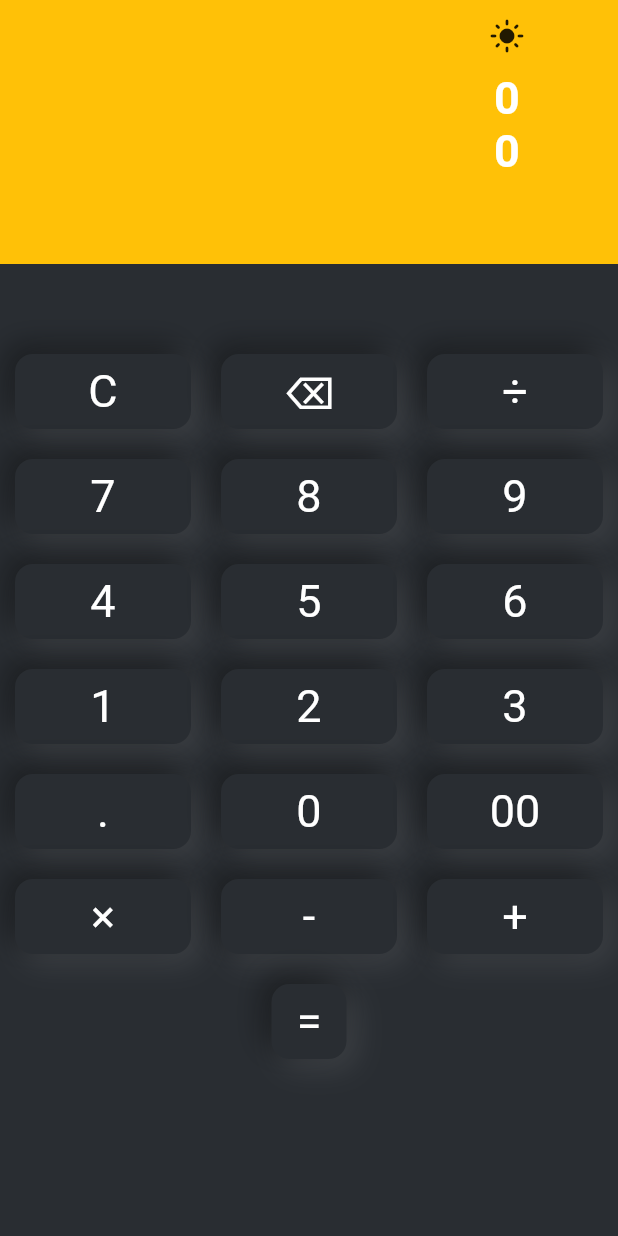
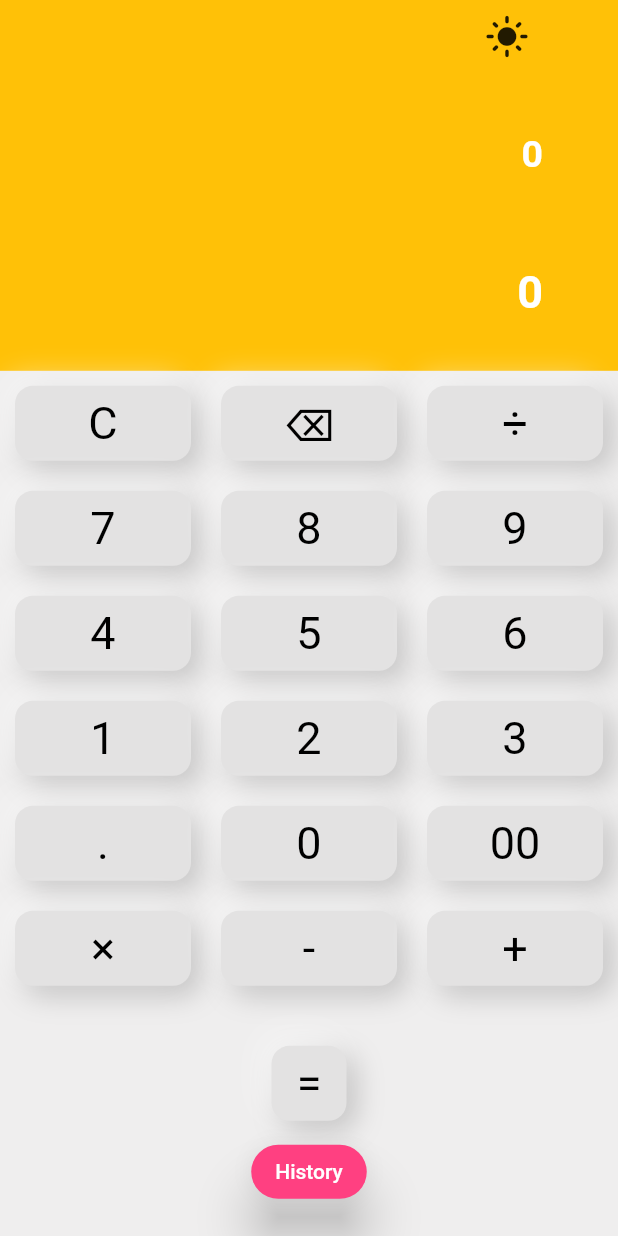
Before and after one commit to Murali-Learner/calculator_flutter, a Flutter app: the screen it shows after launch, on a phone screen of 412 x 824 dp. Run offline on Flutter 3.47's test engine with Material 2 defaults, Android fonts, the light colour scheme and no system bars; our stand-ins replace math_expressions.

Commit message:
final code

```diff
--- /dev/null
+++ b/lib/calc_provider.dart
@@ -0,0 +1,141 @@
+import 'dart:developer';
+
+import 'package:flutter/foundation.dart';
+import 'package:math_expressions/math_expressions.dart';
+
+class CalcProvider extends ChangeNotifier {
+  bool _darkMode = false;
+  bool get darkMode => _darkMode;
+
+  set darkMode(bool value) {
+    _darkMode = value;
+    notifyListeners();
+  }
+
+  bool _history = false;
+  bool get history => _history;
+
+  set history(bool value) {
+    _history = value;
+    notifyListeners();
+  }
+
+  String _equation = "0";
+  String get equation => _equation;
+
+  set equation(String value) {
+    _equation = value;
+    notifyListeners();
+  }
+
+  String _result = "0";
+  String get result => _result;
+
+  set result(String value) {
+    _result = value;
+    notifyListeners();
+  }
+
+  String _expression = "";
+  String get expression => _expression;
+
+  set expression(String value) {
+    _expression = value;
+    notifyListeners();
+  }
+
+  double _equationFontSize = 25.0;
+  double get equationFontSize => _equationFontSize;
+
+  set equationFontSize(double value) {
+    _equationFontSize = value;
+    notifyListeners();
+  }
+
+  double _resultFontSize = 30.0;
+  double get resultFontSize => _resultFontSize;
+
+  set resultFontSize(double value) {
+    _resultFontSize = value;
+    notifyListeners();
+  }
+
+  String _buttonValue = "";
+  String get buttonValue => _buttonValue;
+
+  set buttonValue(String value) {
+    _buttonValue = value;
+    notifyListeners();
+  }
+
+  List<dynamic> equationsList = [];
+  List<dynamic> resultsList = [];
+  // Map<String, dynamic> historyValue = {};
+  // List<Map<String, dynamic>> historyValuesList = [];
+
+  buttonPressed(String buttonText) {
+    if (buttonText == "C") {
+      equation = "0";
+      result = "0";
+      equationFontSize = 30.0;
+      resultFontSize = 35.0;
+    } else if (buttonText == "⌫") {
+      equationFontSize = 30.0;
+      resultFontSize = 35.0;
+      equation = equation.substring(0, equation.length - 1);
+      if (equation == "") {
+        equation = "0";
+      }
+    } else if (buttonText == "=") {
+      equationFontSize = 30.0;
+      resultFontSize = 35.0;
+
+      expression = equation;
+      expression = expression.replaceAll('×', '*');
+      expression = expression.replaceAll('÷', '/');
+
+      try {
+        Parser p = Parser();
+        Expression exp = p.parse(expression);
+
+        ContextModel cm = ContextModel();
+        result = '${exp.evaluate(EvaluationType.REAL, cm)}';
+        if (!equationsList.contains(equation)) {
+          equationsList.add(equation);
+          notifyListeners();
+        }
+
+        if (!resultsList.contains(result)) {
+          resultsList.add(result);
+          print(resultsList);
+          notifyListeners();
+        }
+
+        // historyValuesList.add(historyValue);
+
+      } catch (e) {
+        result = "Error";
+      }
+    } else {
+      equationFontSize = 30.0;
+      resultFontSize = 35.0;
+      if (equation == "0") {
+        equation = buttonText;
+      } else {
+        equation = equation + buttonText;
+      }
+    }
+  }
+
+  showHistory() {
+    history = !history;
+  }
+
+  clearHistory() {
+    resultsList.clear();
+    equationsList.clear();
+    // historyValuesList.clear();
+    // historyValue.clear();
+    notifyListeners();
+  }
+}
--- a/lib/main.dart
+++ b/lib/main.dart
@@ -1,5 +1,8 @@
+import 'dart:developer';
+import 'package:calculaor/calc_provider.dart';
+
 import 'package:flutter/material.dart';
-import 'package:math_expressions/math_expressions.dart';
+import 'package:provider/provider.dart';
 
 void main() {
   runApp(const MyApp());
@@ -8,16 +11,21 @@ void main() {
 class MyApp extends StatelessWidget {
   const MyApp({Key? key}) : super(key: key);
 
-  // This widget is the root of your application.
   @override
   Widget build(BuildContext context) {
-    return MaterialApp(
-      title: 'Flutter Demo',
+    return MultiProvider(
+      providers: [
+        ChangeNotifierProvider<CalcProvider>(
+          create: (context) => CalcProvider(),
+        ),
+      ],
+      child: MaterialApp(
         debugShowCheckedModeBanner: false,
         theme: ThemeData(
           primarySwatch: Colors.blue,
         ),
-      home: Caculator(),
+        home: const Caculator(),
+      ),
     );
   }
 }
@@ -30,58 +38,13 @@ class Caculator extends StatefulWidget {
 }
 
 class _CaculatorState extends State<Caculator> {
-  bool darkMode = false;
+  late CalcProvider provider;
+  String buttonValue = "";
+  @override
+  void initState() {
+    provider = Provider.of<CalcProvider>(context, listen: false);
 
-  String equation = "0";
-  String result = "0";
-  String expression = "";
-  double equationFontSize = 38.0;
-  double resultFontSize = 48.0;
-  String buttonValue = "";
-  buttonPressed(String buttonText) {
-    print(buttonText);
-    setState(() {
-      if (buttonText == "C") {
-        equation = "0";
-        result = "0";
-        equationFontSize = 38.0;
-        resultFontSize = 48.0;
-      } else if (buttonText == "⌫") {
-        equationFontSize = 48.0;
-        resultFontSize = 38.0;
-        equation = equation.substring(0, equation.length - 1);
-        if (equation == "") {
-          equation = "0";
-        }
-      } else if (buttonText == "=") {
-        equationFontSize = 38.0;
-        resultFontSize = 48.0;
-
-        expression = equation;
-        expression = expression.replaceAll('×', '*');
-        expression = expression.replaceAll('÷', '/');
-
-        try {
-          Parser p = Parser();
-          Expression exp = p.parse(expression);
-
-          ContextModel cm = ContextModel();
-          result = '${exp.evaluate(EvaluationType.REAL, cm)}';
-          print(equation);
-          print(result);
-        } catch (e) {
-          result = "Error";
-        }
-      } else {
-        equationFontSize = 48.0;
-        resultFontSize = 38.0;
-        if (equation == "0") {
-          equation = buttonText;
-        } else {
-          equation = equation + buttonText;
-        }
-      }
-    });
+    super.initState();
   }
 
   @override
@@ -89,120 +52,212 @@ class _CaculatorState extends State<Caculator> {
     double _height = MediaQuery.of(context).size.height;
     double _width = MediaQuery.of(context).size.width;
     return Scaffold(
-      backgroundColor: Color(0xFF292D32),
       body: SafeArea(
-        child: SizedBox(
+        child: Consumer<CalcProvider>(builder: (context, provider, snapshot) {
+          return Container(
             height: _height,
+            color: provider.darkMode
+                ? const Color(0xFF292D32)
+                : const Color(0xFFEFEEEE),
             width: _width,
             child: Column(
               children: [
-              Flexible(
-                flex: 1,
-                child: Container(
-                  // height: _height * 0.2,
-                  padding: EdgeInsets.only(right: 50, bottom: 20),
+                buildResult(_height, _width, provider),
+                const Spacer(),
+                if (!provider.history)
+                  buildButtons()
+                else
+                  buildShowHistory(provider),
+                const SizedBox(
+                  height: 20,
+                ),
+                if (!provider.history) buildButton("="),
+                const Spacer(),
+                buildHistoryButton(provider),
+                const SizedBox(
+                  height: 30,
+                )
+              ],
+            ),
+          );
+        }),
+      ),
+    );
+  }
+
+  Widget buildResult(_height, _width, CalcProvider provider) {
+    return Container(
+      height: _height * 0.3,
+      padding: const EdgeInsets.only(right: 50, bottom: 20),
       width: _width,
       color: Colors.amber,
-                  alignment: Alignment.bottomRight,
+      // alignment: Alignment.bottomRight,
       child: Column(
+        // mainAxisAlignment: MainAxisAlignment.spaceBetween,
         children: [
-                      IconButton(
+          Align(
+            alignment: Alignment.topRight,
+            child: IconButton(
               onPressed: () {
-                            setState(() {
-                              // darkMode = !darkMode;
-                            });
+                provider.darkMode = !provider.darkMode;
+                log(",.,.,${provider.resultsList}");
+                log("....${provider.equationsList}");
               },
-                          icon: Icon(
-                              darkMode ? Icons.dark_mode : Icons.light_mode)),
-                      Text(
-                        equation,
-                        style: const TextStyle(
-                          fontSize: 30.0,
+              icon:
+                  Icon(provider.darkMode ? Icons.dark_mode : Icons.light_mode),
+              iconSize: 30,
+              enableFeedback: true,
+            ),
+          ),
+          SizedBox(
+            height: 40,
+          ),
+          Align(
+            alignment: Alignment.topRight,
+            child: Text(
+              provider.equation,
+              style: TextStyle(
+                fontSize: provider.equationFontSize,
                 fontWeight: FontWeight.w600,
                 color: Colors.white,
               ),
             ),
-                      Text(
-                        result,
-                        style: const TextStyle(
-                          fontSize: 30.0,
+          ),
+          SizedBox(
+            height: 60,
+          ),
+          Align(
+            alignment: Alignment.bottomRight,
+            child: Text(
+              provider.result,
+              style: TextStyle(
+                fontSize: provider.resultFontSize,
+                fontWeight: FontWeight.w600,
+                color: Colors.white,
+              ),
+            ),
+          ),
+        ],
+      ),
+    );
+  }
+
+  Widget buildHistoryButton(CalcProvider provider) {
+    return ElevatedButton(
+        style: ElevatedButton.styleFrom(
+          primary: Colors.pinkAccent,
+          shape: RoundedRectangleBorder(
+            borderRadius: BorderRadius.circular(25),
+          ),
+          elevation: 15.0,
+        ),
+        onPressed: () {
+          log("message");
+
+          // log("...${provider.historyValue}");
+          provider.showHistory();
+        },
+        child: Text(!provider.history ? "History" : "Calclator"));
+  }
+
+  Widget buildShowHistory(CalcProvider provider) {
+    return Container(
+      // color: !provider.darkMode
+      //     ? const Color(0xFF292D32)
+      //     : const Color(0xFFEFEEEE),
+      height: 500,
+      width: 500,
+      padding: const EdgeInsets.symmetric(horizontal: 20, vertical: 20),
+      child: Column(
+        children: [
+          ...historyValues(provider),
+          provider.resultsList.isNotEmpty
+              ? clearHistory(provider)
+              : const Text(
+                  "\n\n\n\n Nothing",
+                  textAlign: TextAlign.center,
+                  style: TextStyle(
+                    fontSize: 25.0,
                     fontWeight: FontWeight.w600,
                     color: Colors.white,
                   ),
                 ),
         ],
       ),
-                ),
-              ),
-              SizedBox(
-                height: 50,
-              ),
-              Flexible(
-                flex: 3,
-                child: Table(
-                  children: [
-                    TableRow(children: [
-                      buildButton("C", Colors.redAccent),
-                      buildButton("⌫", Colors.blue),
-                      buildButton("÷", Colors.blue),
-                    ]),
-                    TableRow(children: [
-                      buildButton("7", Colors.black54),
-                      buildButton("8", Colors.black54),
-                      buildButton("9", Colors.black54),
-                    ]),
-                    TableRow(children: [
-                      buildButton("4", Colors.black54),
-                      buildButton("5", Colors.black54),
-                      buildButton("6", Colors.black54),
-                    ]),
-                    TableRow(children: [
-                      buildButton("1", Colors.black54),
-                      buildButton("2", Colors.black54),
-                      buildButton("3", Colors.black54),
-                    ]),
-                    TableRow(children: [
-                      buildButton(".", Colors.black54),
-                      buildButton("0", Colors.black54),
-                      buildButton("00", Colors.black54),
-                    ]),
-                    TableRow(children: [
-                      buildButton("×", Colors.blue),
-                      buildButton("-", Colors.blue),
-                      buildButton("+", Colors.blue),
-                    ]),
-                  ],
-                ),
-              ),
-              // Container(
-              //   width: MediaQuery.of(context).size.width * 0.25,
-              //   child:,
-              // ),
-              buildButton("=", Colors.redAccent),
-            ],
-          ),
-        ),
-      ),
     );
   }
 
-  Widget buildButton(String value, Color color) {
+  Widget clearHistory(CalcProvider provider) {
+    return ElevatedButton(
+        style: ElevatedButton.styleFrom(
+          primary: Colors.pinkAccent,
+          shape: RoundedRectangleBorder(
+            borderRadius: BorderRadius.circular(25),
+          ),
+          elevation: 15.0,
+        ),
+        onPressed: () {
+          provider.clearHistory();
+        },
+        child: const Text("Clear-History"));
+  }
+
+  List<Widget> historyValues(CalcProvider provider) {
+    return List.generate(
+      provider.equationsList.length,
+      (index) {
+        log("...${provider.equationsList.length}");
+
+        return ListTile(
+          // tileColor: Colors.amber,
+          title: Text(
+            provider.equationsList[index],
+            style: TextStyle(
+              fontSize: 20.0,
+              fontWeight: FontWeight.w600,
+              color: Colors.amber.shade300,
+            ),
+          ),
+          subtitle: Text(provider.resultsList[index],
+              style: TextStyle(
+                fontSize: 25.0,
+                fontWeight: FontWeight.w600,
+                color: provider.darkMode
+                    ? Colors.white
+                    : Colors.black.withOpacity(0.8),
+              )),
+        );
+      },
+    );
+  }
+
+  Widget buildButtons() {
+    return Table(
+
+      children: [
+        TableRow(
+            children: [buildButton("C"), buildButton("⌫"), buildButton("÷")]),
+        TableRow(
+            children: [buildButton("7"), buildButton("8"), buildButton("9")]),
+        TableRow(
+            children: [buildButton("4"), buildButton("5"), buildButton("6")]),
+        TableRow(
+            children: [buildButton("1"), buildButton("2"), buildButton("3")]),
+        TableRow(
+            children: [buildButton("."), buildButton("0"), buildButton("00")]),
+        TableRow(
+            children: [buildButton("×"), buildButton("-"), buildButton("+")]),
+      ],
+    );
+  }
+
+  Widget buildButton(String value) {
+    return Selector<CalcProvider, bool>(
+        selector: (p0, p1) => p1.darkMode,
+        builder: (context, dark, snapshot) {
           return InkWell(
             onTap: () {
-        buttonPressed(value);
-
-        // print("object;");
-        // // int value2 = int.parse("1");
-        // setState(() {
-        //   value2++;
-        //   // value2 = int.parse(value);
-        // });
-        // print(value);
-        // print(",..$value2");
-
-        // setState(() {
-        //   isClicked = !isClicked;
-        // });
+              provider.buttonPressed(value);
             },
             child: Container(
               width: 50,
@@ -211,17 +266,19 @@ class _CaculatorState extends State<Caculator> {
               decoration: BoxDecoration(
                 boxShadow: [
                   BoxShadow(
-              color: Colors.white.withOpacity(0.1),
-              offset: darkMode ? Offset(-6.0, -6.0) : Offset(6.0, 6.0),
+                    color: Colors.black.withOpacity(0.2),
+                    offset: Offset(6.0, 6.0),
                     blurRadius: 16.0,
                   ),
                   BoxShadow(
-              color: Colors.black.withOpacity(0.4),
-              offset: darkMode ? Offset(6.0, 6.0) : Offset(-6.0, -6.0),
+                    color: provider.darkMode
+                        ? Colors.white.withOpacity(0.1)
+                        : Colors.white.withOpacity(0.5),
+                    offset: Offset(-6.0, -6.0),
                     blurRadius: 16.0,
                   ),
                 ],
-          color: Color(0xFF292D32),
+                color: dark ? const Color(0xFF292D32) : Color(0xFFE3E2E2),
                 borderRadius: BorderRadius.circular(12.0),
               ),
               alignment: Alignment.center,
@@ -230,10 +287,11 @@ class _CaculatorState extends State<Caculator> {
                 style: TextStyle(
                   fontSize: 30.0,
                   fontWeight: FontWeight.normal,
-            color: Colors.white,
+                  color: dark ? Colors.white : Colors.black,
                 ),
               ),
             ),
           );
+        });
   }
 }
--- a/pubspec.yaml
+++ b/pubspec.yaml
@@ -35,6 +35,8 @@ dependencies:
   # Use with the CupertinoIcons class for iOS style icons.
   cupertino_icons: ^1.0.2
   math_expressions: ^2.3.0
+  provider: ^6.0.2
+
 
 dev_dependencies:
   flutter_test:
```
Also changed, not shown: pubspec.lock. Lines whose indentation alone changed are shown as unchanged.
